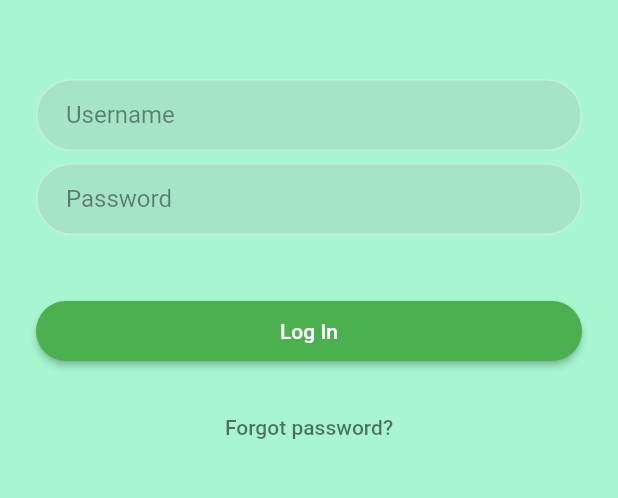
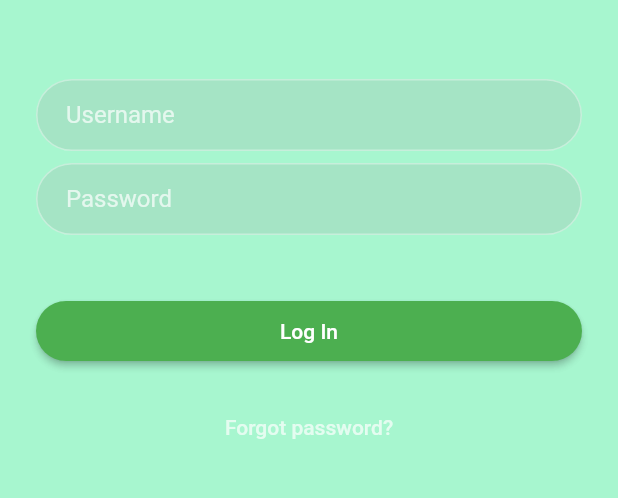
Before and after one commit to brewsterbhg/pig-e-bank, a Flutter app: the screen it shows after launch, on a phone screen of 412 x 824 dp, the part 455-953 px from its top. Run offline on Flutter 3.47's test engine with Material 2 defaults, Android fonts, the phone set to English and light mode, and no system bars; our stand-ins replace shared_preferences; missing offline and left inert: snaplist.

Commit message:
RV/PB - Change text color of login fields
Co-authored-by: Pratik Bidkar <pbidkar@tribalscale.com>

```diff
--- a/lib/widgets/login_page.dart
+++ b/lib/widgets/login_page.dart
@@ -27,10 +27,12 @@ class _LoginPageState extends State<LoginPage> {
       controller: _usernameController,
       keyboardType: TextInputType.emailAddress,
       autofocus: false,
-
+      style: TextStyle(
+        color: Colors.white,
+      ),
       decoration: InputDecoration(
         hintText: 'Username',
-        hintStyle: TextStyle(fontSize: 16.0, color: Colors.black45),
+        hintStyle: TextStyle(fontSize: 16.0, color: Colors.white70),
         fillColor: Colors.green,
         contentPadding: EdgeInsets.fromLTRB(20.0, 10.0, 20.0, 10.0),
         border: OutlineInputBorder(borderRadius: BorderRadius.circular(32.0)),
@@ -41,9 +43,12 @@ class _LoginPageState extends State<LoginPage> {
       autofocus: false,
       initialValue: '',
       obscureText: true,
+      style: TextStyle(
+        color: Colors.white,
+      ),
       decoration: InputDecoration(
         hintText: 'Password',
-        hintStyle: TextStyle(fontSize: 16.0, color: Colors.black45),
+        hintStyle: TextStyle(fontSize: 16.0, color: Colors.white70),
         contentPadding: EdgeInsets.fromLTRB(20.0, 10.0, 20.0, 10.0),
         border: OutlineInputBorder(borderRadius: BorderRadius.circular(32.0)),
       ),
@@ -65,7 +70,7 @@ class _LoginPageState extends State<LoginPage> {
     final forgotLabel = FlatButton(
       child: Text(
         'Forgot password?',
-        style: TextStyle(color: Colors.black54),
+        style: TextStyle(color: Colors.white70),
       ),
       onPressed: () {},
     );
```
